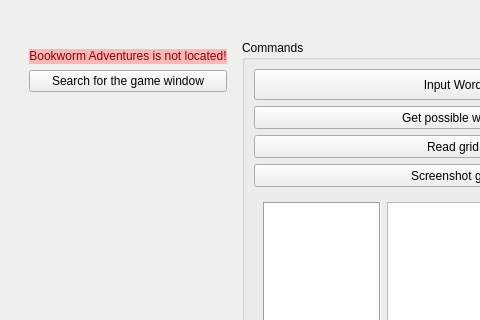
Above: form.ui from mb2g17/PyLex before the change; both pictures show x 0 to 480 and y 0 to 320 of the 684 by 772 pixel window. Below: the same form after it.
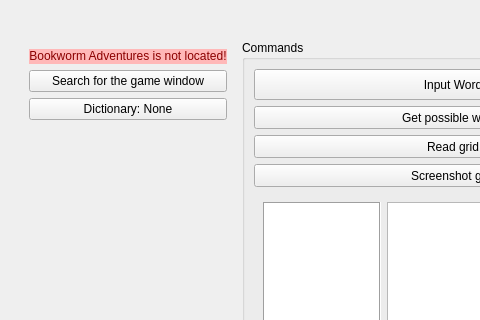
That is the form after the change. Icons and pictures are not drawn.

The edit to the form file:
```diff
--- a/form.ui
+++ b/form.ui
@@ -104,6 +104,13 @@
            </property>
           </widget>
          </item>
+         <item>
+          <widget class="QPushButton" name="dictionary">
+           <property name="text">
+            <string>Dictionary: None</string>
+           </property>
+          </widget>
+         </item>
          <item>
           <widget class="QWidget" name="displayContainer" native="true">
            <layout class="QGridLayout" name="gridLayout_3">
```
